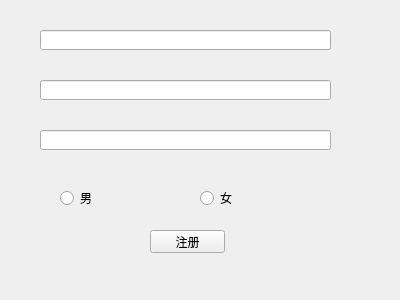
Above: regwindow.ui from bliz-l/7_22 before the change. Below: the same form after it.
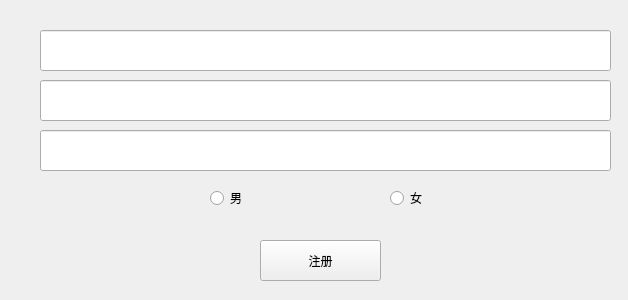
That is the form after the change.

```diff
--- a/regwindow.ui
+++ b/regwindow.ui
@@ -6,7 +6,7 @@
    <rect>
     <x>0</x>
     <y>0</y>
-    <width>400</width>
+    <width>628</width>
     <height>300</height>
    </rect>
   </property>
@@ -18,8 +18,8 @@
     <rect>
      <x>40</x>
      <y>30</y>
-     <width>291</width>
-     <height>20</height>
+     <width>571</width>
+     <height>41</height>
     </rect>
    </property>
   </widget>
@@ -28,8 +28,8 @@
     <rect>
      <x>40</x>
      <y>80</y>
-     <width>291</width>
-     <height>20</height>
+     <width>571</width>
+     <height>41</height>
     </rect>
    </property>
   </widget>
@@ -38,18 +38,18 @@
     <rect>
      <x>40</x>
      <y>130</y>
-     <width>291</width>
-     <height>20</height>
+     <width>571</width>
+     <height>41</height>
     </rect>
    </property>
   </widget>
   <widget class="QPushButton" name="btn_reg">
    <property name="geometry">
     <rect>
-     <x>150</x>
-     <y>230</y>
-     <width>75</width>
-     <height>23</height>
+     <x>260</x>
+     <y>240</y>
+     <width>121</width>
+     <height>41</height>
     </rect>
    </property>
    <property name="text">
@@ -59,7 +59,7 @@
   <widget class="QRadioButton" name="rbtn_man">
    <property name="geometry">
     <rect>
-     <x>60</x>
+     <x>210</x>
      <y>190</y>
      <width>89</width>
      <height>16</height>
@@ -72,7 +72,7 @@
   <widget class="QRadioButton" name="rbtn_woman">
    <property name="geometry">
     <rect>
-     <x>200</x>
+     <x>390</x>
      <y>190</y>
      <width>89</width>
      <height>16</height>
```
